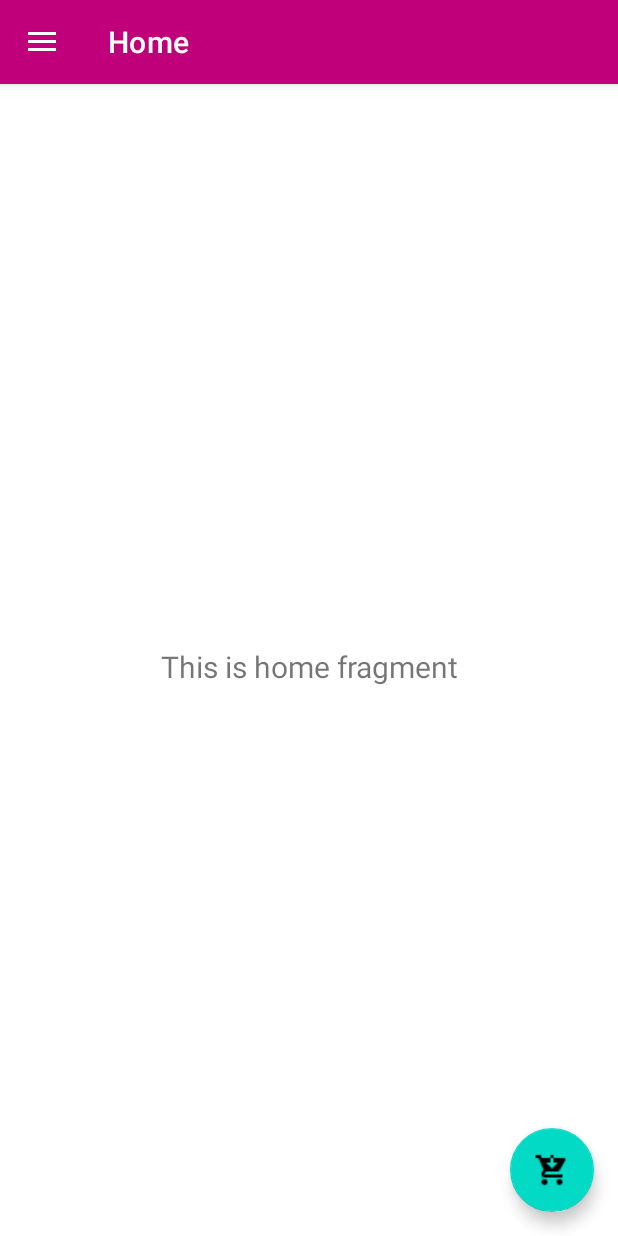
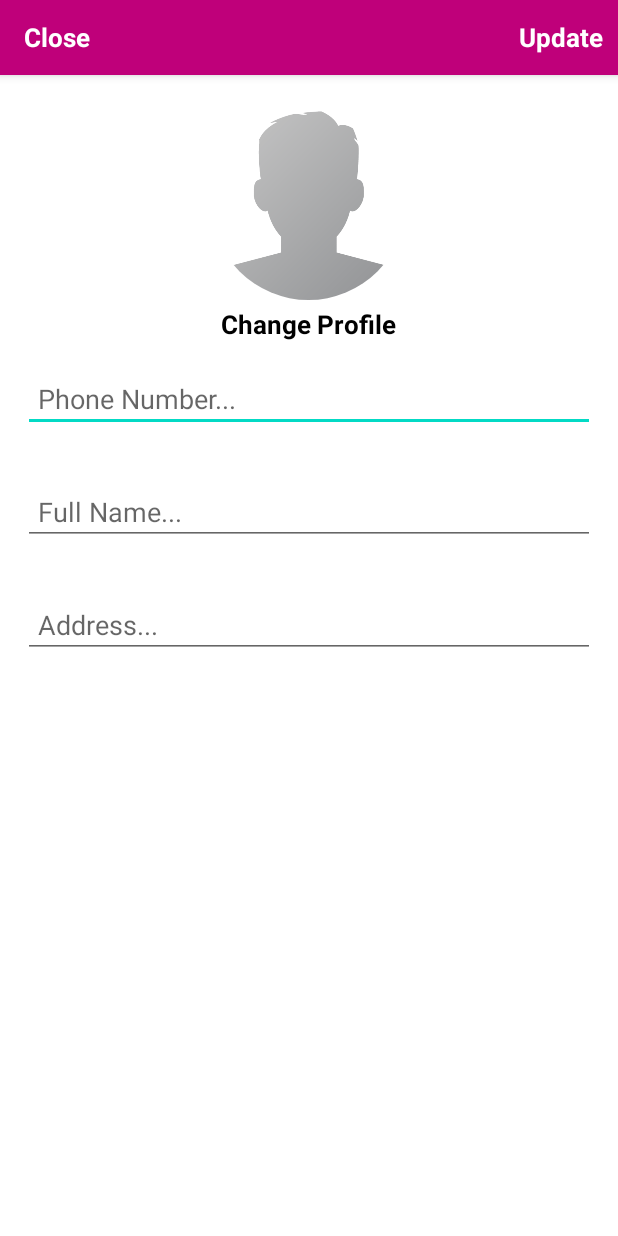
Before and after one commit to BeautyOfPrograming/MyOnlineShop, an Android app: the HomeActivity screen opened directly, with no data from a screen before it, in the side drawer, after a tap on "settings", on a phone screen of 412 x 824 dp. Run offline under Robolectric (Android 15) with nearby library versions, the phone set to English and light mode, and no system bars; our stand-ins replace CircleImageView, Firebase (no records; nobody signed in at launch, a user with empty details on screens opened directly), Picasso, navigation-ui; libraries missing offline, so code that uses them is left out: io.paperdb; 2 statements that could not run were skipped.

Commit message:
adding setting activity

```diff
--- a/app/build.gradle
+++ b/app/build.gradle
@@ -85,5 +85,11 @@ dependencies {
 //     picasso
     implementation 'com.squareup.picasso:picasso:2.71828'
 
+    // crop image
+
+//    implementation 'com.theartofdev.edmodo:android-image-cropper:2.8.0'
+
+
+
 }
 apply plugin: 'com.google.gms.google-services'
--- a/app/src/main/AndroidManifest.xml
+++ b/app/src/main/AndroidManifest.xml
@@ -1,6 +1,9 @@
 <?xml version="1.0" encoding="utf-8"?>
 <manifest xmlns:android="http://schemas.android.com/apk/res/android"
     package="com.example.myonlineshop" >
+
+    <uses-permission android:name="android.permission.READ_EXTERNAL_STORAGE"/>
+    <uses-permission android:name="android.permission.WRITE_EXTERNAL_STORAGE"/>
 
     <application
         android:allowBackup="true"
@@ -9,12 +12,14 @@
         android:roundIcon="@mipmap/ic_launcher_round"
         android:supportsRtl="true"
         android:theme="@style/Theme.MyOnlineShop" >
+
         <activity
             android:name=".HomeActivity"
             android:label="@string/title_activity_home"
             android:theme="@style/Theme.MyOnlineShop.NoActionBar" >
         </activity>
         <activity android:name=".AdminCategoryActivity" />
+        <activity android:name=".SettinsActivity" />
         <activity android:name=".AdminAddNewProductActivity" />
         <activity android:name=".RegisterActivity" />
         <activity android:name=".LoginActivity" />
--- a/app/src/main/java/com/example/myonlineshop/HomeActivity.java
+++ b/app/src/main/java/com/example/myonlineshop/HomeActivity.java
@@ -183,6 +183,9 @@ public class HomeActivity extends AppCompatActivity implements NavigationView.On
 
         } else if (id == R.id.nav_settings) {
 
+            Intent intent = new Intent(HomeActivity.this,SettinsActivity.class);
+            startActivity(intent);
+
         } else if (id == R.id.nav_logout) {
             Paper.book().destroy();
             Intent intent = new Intent(HomeActivity.this, MainActivity.class);
--- a/app/src/main/java/com/example/myonlineshop/LoginActivity.java
+++ b/app/src/main/java/com/example/myonlineshop/LoginActivity.java
@@ -152,6 +152,7 @@ public class LoginActivity extends AppCompatActivity {
 
                         if (users.getPass().equals(password)) {
 
+
                             if (parentDnName.equals("Admins")) {
 
 
--- a/app/src/main/java/com/example/myonlineshop/MainActivity.java
+++ b/app/src/main/java/com/example/myonlineshop/MainActivity.java
@@ -118,7 +118,7 @@ public class MainActivity  extends AppCompatActivity {
                             loading.dismiss();
 
                             Intent intent = new Intent(MainActivity.this, HomeActivity.class);
-
+                            Prevelant.currentlyUsers = users;
                             startActivity(intent);
 
                         }
--- /dev/null
+++ b/app/src/main/java/com/example/myonlineshop/SettinsActivity.java
@@ -0,0 +1,257 @@
+package com.example.myonlineshop;
+
+import android.app.ProgressDialog;
+import android.content.Intent;
+import android.net.Uri;
+
+
+import android.os.Bundle;
+import android.text.TextUtils;
+import android.view.View;
+import android.widget.EditText;
+import android.widget.TextView;
+import android.widget.Toast;
+
+import androidx.appcompat.app.AppCompatActivity;
+
+import com.example.myonlineshop.prevelant.Prevelant;
+import com.google.android.gms.tasks.Continuation;
+import com.google.android.gms.tasks.OnCompleteListener;
+import com.google.android.gms.tasks.Task;
+import com.google.firebase.database.DataSnapshot;
+import com.google.firebase.database.DatabaseError;
+import com.google.firebase.database.DatabaseReference;
+import com.google.firebase.database.FirebaseDatabase;
+import com.google.firebase.database.ValueEventListener;
+import com.google.firebase.storage.FirebaseStorage;
+import com.google.firebase.storage.StorageReference;
+import com.google.firebase.storage.StorageTask;
+import com.squareup.picasso.Picasso;
+
+
+import java.util.HashMap;
+
+import de.hdodenhof.circleimageview.CircleImageView;
+
+public class SettinsActivity extends AppCompatActivity
+{
+    private CircleImageView profileImageView;
+    private EditText fullNameEditText, userPhoneEditText, addressEditText;
+    private TextView profileChangeTextBtn,  closeTextBtn, saveTextButton;
+
+    private Uri imageUri;
+    private String myUrl = "";
+    private StorageTask uploadTask;
+    private StorageReference storageProfilePrictureRef;
+    private String checker = "";
+
+
+    @Override
+    protected void onCreate(Bundle savedInstanceState)
+    {
+        super.onCreate(savedInstanceState);
+        setContentView(R.layout.activity_settins);
+
+        storageProfilePrictureRef = FirebaseStorage.getInstance().getReference().child("Profile pictures");
+
+        profileImageView = (CircleImageView) findViewById(R.id.settings_profile_image);
+        fullNameEditText = (EditText) findViewById(R.id.settings_full_name);
+        userPhoneEditText = (EditText) findViewById(R.id.settings_phone_number);
+        addressEditText = (EditText) findViewById(R.id.settings_address);
+        profileChangeTextBtn = (TextView) findViewById(R.id.profile_image_change_btn);
+        closeTextBtn = (TextView) findViewById(R.id.close_settings_btn);
+        saveTextButton = (TextView) findViewById(R.id.update_account_settings_btn);
+
+
+        userInfoDisplay(profileImageView, fullNameEditText, userPhoneEditText, addressEditText);
+
+
+        closeTextBtn.setOnClickListener(new View.OnClickListener() {
+            @Override
+            public void onClick(View view)
+            {
+                finish();
+            }
+        });
+
+
+        saveTextButton.setOnClickListener(new View.OnClickListener() {
+            @Override
+            public void onClick(View view)
+            {
+                if (checker.equals("clicked"))
+                {
+                    userInfoSaved();
+                }
+                else
+                {
+                    updateOnlyUserInfo();
+                }
+            }
+        });
+
+
+        profileChangeTextBtn.setOnClickListener(new View.OnClickListener() {
+            @Override
+            public void onClick(View view)
+            {
+                checker = "clicked";
+
+//                CropImage.activity(imageUri)
+//                        .setAspectRatio(1, 1)
+//                        .start(SettinsActivity.this);
+
+
+
+            }
+        });
+    }
+
+
+
+    private void updateOnlyUserInfo()
+    {
+        DatabaseReference ref = FirebaseDatabase.getInstance().getReference().child("Users");
+
+        HashMap<String, Object> userMap = new HashMap<>();
+        userMap. put("name", fullNameEditText.getText().toString());
+        userMap. put("address", addressEditText.getText().toString());
+        userMap. put("phoneOrder", userPhoneEditText.getText().toString());
+        ref.child(Prevelant.currentlyUsers.getPhone()).updateChildren(userMap);
+
+        startActivity(new Intent(SettinsActivity.this, MainActivity.class));
+        Toast.makeText(SettinsActivity.this, "Profile Info update successfully.", Toast.LENGTH_SHORT).show();
+        finish();
+    }
+
+
+    @Override
+    protected void onActivityResult(int requestCode, int resultCode, Intent data)
+    {
+        super.onActivityResult(requestCode, resultCode, data);
+
+    }
+
+
+
+
+    private void userInfoSaved()
+    {
+        if (TextUtils.isEmpty(fullNameEditText.getText().toString()))
+        {
+            Toast.makeText(this, "Name is mandatory.", Toast.LENGTH_SHORT).show();
+        }
+        else if (TextUtils.isEmpty(addressEditText.getText().toString()))
+        {
+            Toast.makeText(this, "Name is address.", Toast.LENGTH_SHORT).show();
+        }
+        else if (TextUtils.isEmpty(userPhoneEditText.getText().toString()))
+        {
+            Toast.makeText(this, "Name is mandatory.", Toast.LENGTH_SHORT).show();
+        }
+        else if(checker.equals("clicked"))
+        {
+            uploadImage();
+        }
+    }
+
+
+
+    private void uploadImage()
+    {
+        final ProgressDialog progressDialog = new ProgressDialog(this);
+        progressDialog.setTitle("Update Profile");
+        progressDialog.setMessage("Please wait, while we are updating your account information");
+        progressDialog.setCanceledOnTouchOutside(false);
+        progressDialog.show();
+
+////        if (imageUri != null)
+////        {
+////            final StorageReference fileRef = storageProfilePrictureRef
+////                    .child(Prevalent.currentOnlineUser.getPhone() + ".jpg");
+////
+////            uploadTask = fileRef.putFile(imageUri);
+////
+////            uploadTask.continueWithTask(new Continuation() {
+////                @Override
+////                public Object then(@NonNull Task task) throws Exception
+////                {
+////                    if (!task.isSuccessful())
+////                    {
+////                        throw task.getException();
+////                    }
+////
+////                    return fileRef.getDownloadUrl();
+////                }
+////            })
+////            .addOnCompleteListener(new OnCompleteListener<Uri>() {
+////                @Override
+////                public void onComplete(@NonNull Task<Uri> task)
+////                {
+////                    if (task.isSuccessful())
+////                    {
+////                        Uri downloadUrl = task.getResult();
+////                        myUrl = downloadUrl.toString();
+////
+////                        DatabaseReference ref = FirebaseDatabase.getInstance().getReference().child("Users");
+////
+////                        HashMap<String, Object> userMap = new HashMap<>();
+////                        userMap. put("name", fullNameEditText.getText().toString());
+////                        userMap. put("address", addressEditText.getText().toString());
+////                        userMap. put("phoneOrder", userPhoneEditText.getText().toString());
+////                        userMap. put("image", myUrl);
+////                        ref.child(Prevalent.currentOnlineUser.getPhone()).updateChildren(userMap);
+////
+////                        progressDialog.dismiss();
+////
+////                        startActivity(new Intent(SettinsActivity.this, MainActivity.class));
+////                        Toast.makeText(SettinsActivity.this, "Profile Info update successfully.", Toast.LENGTH_SHORT).show();
+////                        finish();
+////                    }
+////                    else
+////                    {
+////                        progressDialog.dismiss();
+////                        Toast.makeText(SettinsActivity.this, "Error.", Toast.LENGTH_SHORT).show();
+////                    }
+////                }
+////            });
+//        }
+//        else
+//        {
+//            Toast.makeText(this, "image is not selected.", Toast.LENGTH_SHORT).show();
+//        }
+    }
+
+
+    private void userInfoDisplay(final CircleImageView profileImageView, final EditText fullNameEditText, final EditText userPhoneEditText, final EditText addressEditText)
+    {
+//        DatabaseReference UsersRef = FirebaseDatabase.getInstance().getReference().child("Users").child(Prevalent.currentOnlineUser.getPhone());
+//
+//        UsersRef.addValueEventListener(new ValueEventListener() {
+//            @Override
+//            public void onDataChange(DataSnapshot dataSnapshot)
+//            {
+//                if (dataSnapshot.exists())
+//                {
+//                    if (dataSnapshot.child("image").exists())
+//                    {
+//                        String image = dataSnapshot.child("image").getValue().toString();
+//                        String name = dataSnapshot.child("name").getValue().toString();
+//                        String phone = dataSnapshot.child("phone").getValue().toString();
+//                        String address = dataSnapshot.child("address").getValue().toString();
+//
+//                        Picasso.get().load(image).into(profileImageView);
+//                        fullNameEditText.setText(name);
+//                        userPhoneEditText.setText(phone);
+//                        addressEditText.setText(address);
+//                    }
+//                }
+//            }
+//
+//            @Override
+//            public void onCancelled(DatabaseError databaseError) {
+//
+//            }
+//        });
+    }
+}
--- /dev/null
+++ b/app/src/main/res/layout/activity_settins.xml
@@ -0,0 +1,111 @@
+<?xml version="1.0" encoding="utf-8"?>
+<RelativeLayout
+    xmlns:android="http://schemas.android.com/apk/res/android"
+    xmlns:app="http://schemas.android.com/apk/res-auto"
+    xmlns:tools="http://schemas.android.com/tools"
+    android:layout_width="match_parent"
+    android:layout_height="match_parent"
+    tools:context=".SettinsActivity">
+
+    <com.google.android.material.appbar.AppBarLayout
+        android:id="@+id/app_bar_settings"
+        android:layout_width="match_parent"
+        android:layout_height="50dp"
+        android:background="@color/colorPrimary">
+
+        <androidx.appcompat.widget.Toolbar
+            android:id="@+id/toolbar_settings"
+            android:layout_width="match_parent"
+            android:layout_height="wrap_content">
+
+            <RelativeLayout
+                android:layout_width="match_parent"
+                android:layout_height="match_parent">
+
+                <TextView
+                    android:id="@+id/close_settings_btn"
+                    android:layout_width="wrap_content"
+                    android:layout_height="wrap_content"
+                    android:text="Close"
+                    android:textColor="@android:color/white"
+                    android:textSize="17sp"
+                    android:textStyle="bold"
+                    android:layout_alignParentStart="true"
+                    />
+
+                <TextView
+                    android:id="@+id/update_account_settings_btn"
+                    android:layout_width="wrap_content"
+                    android:layout_height="wrap_content"
+                    android:text="Update"
+                    android:textColor="@android:color/white"
+                    android:textSize="17sp"
+                    android:textStyle="bold"
+                    android:layout_marginRight="10dp"
+                    android:layout_alignParentEnd="true"
+                    />
+
+            </RelativeLayout>
+
+        </androidx.appcompat.widget.Toolbar>
+
+    </com.google.android.material.appbar.AppBarLayout>
+
+
+
+
+    <de.hdodenhof.circleimageview.CircleImageView
+        android:id="@+id/settings_profile_image"
+        android:layout_width="130dp"
+        android:layout_height="130dp"
+        android:src="@drawable/profile"
+        android:layout_below="@+id/app_bar_settings"
+        android:layout_marginTop="20dp"
+        android:layout_centerHorizontal="true"
+        />
+
+    <TextView
+        android:id="@+id/profile_image_change_btn"
+        android:layout_width="wrap_content"
+        android:layout_height="wrap_content"
+        android:text="Change Profile"
+        android:textSize="17sp"
+        android:textStyle="bold"
+        android:layout_marginRight="10dp"
+        android:layout_marginTop="4dp"
+        android:textColor="@android:color/black"
+        android:layout_below="@+id/settings_profile_image"
+        android:layout_centerHorizontal="true"
+        />
+
+    <EditText
+        android:id="@+id/settings_phone_number"
+        android:layout_width="match_parent"
+        android:layout_height="wrap_content"
+        android:layout_below="@+id/profile_image_change_btn"
+        android:hint="Phone Number..."
+        android:layout_margin="15dp"
+        android:padding="10dp"
+        />
+
+    <EditText
+        android:id="@+id/settings_full_name"
+        android:layout_width="match_parent"
+        android:layout_height="wrap_content"
+        android:layout_below="@+id/settings_phone_number"
+        android:hint="Full Name..."
+        android:layout_margin="15dp"
+        android:padding="10dp"
+        />
+
+    <EditText
+        android:id="@+id/settings_address"
+        android:layout_width="match_parent"
+        android:layout_height="wrap_content"
+        android:layout_below="@+id/settings_full_name"
+        android:hint="Address..."
+        android:layout_margin="15dp"
+        android:padding="10dp"
+        />
+
+</RelativeLayout>
```
